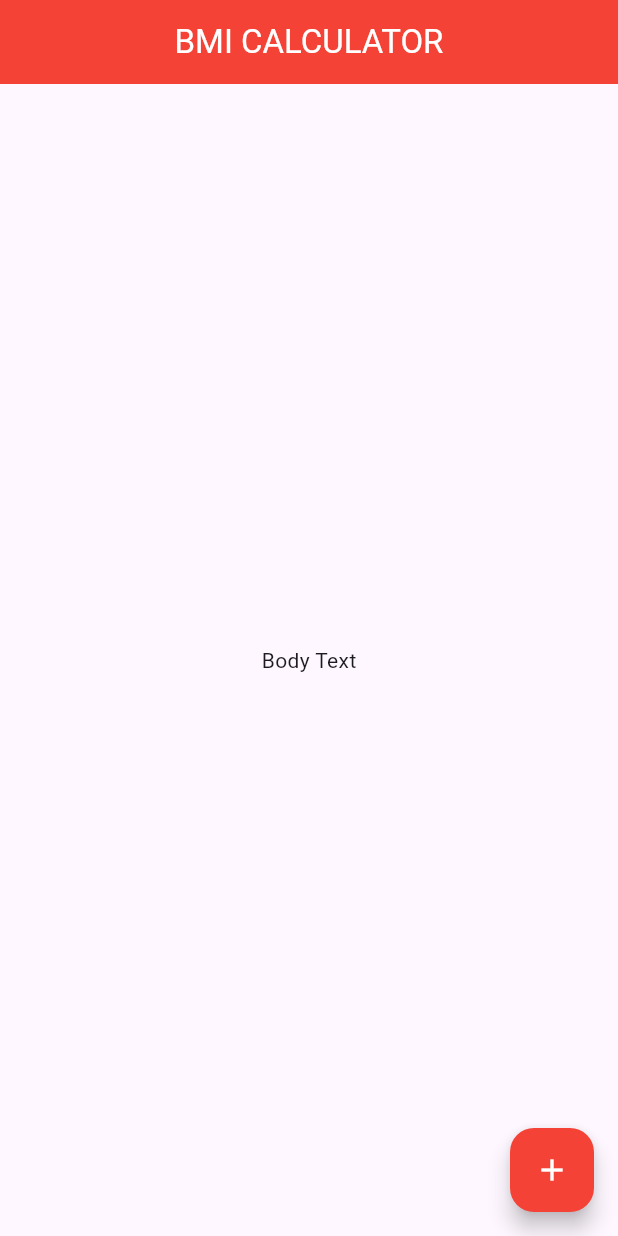
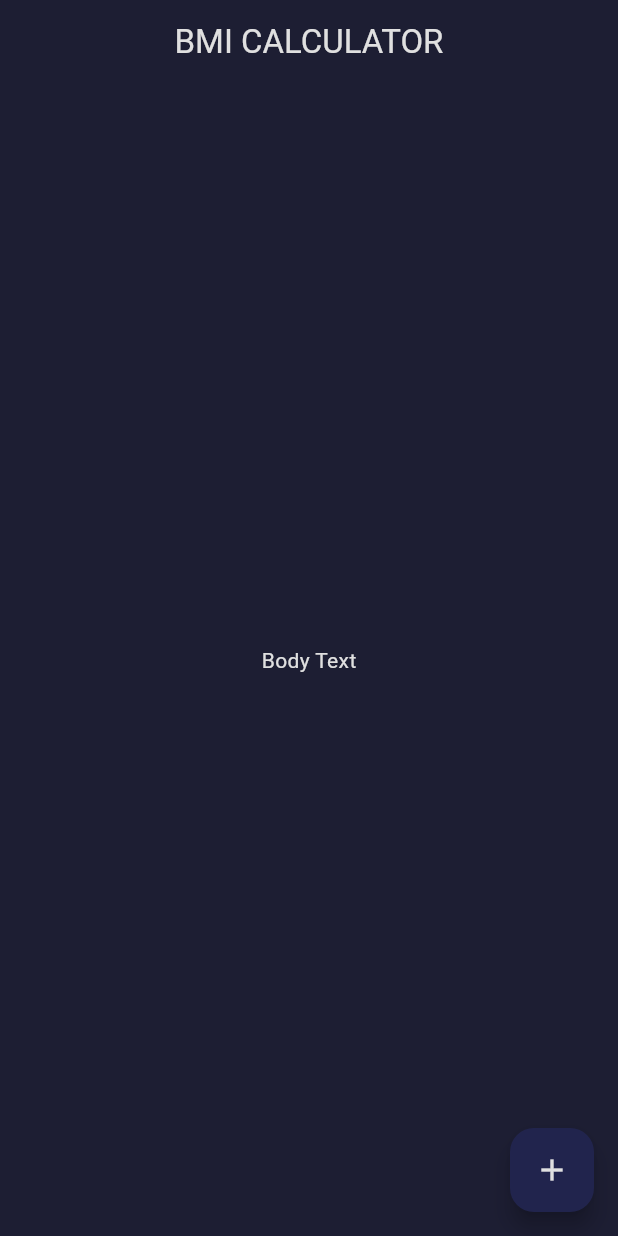
Before and after one commit to ChristianMC07/bmi_calculator, a Flutter app: the screen it shows after launch, on a phone screen of 412 x 824 dp. Run offline on Flutter 3.47's test engine with Material 3 defaults, Android fonts, the phone set to English and light mode, and no system bars.

Commit message:
defining the ThemeData of my theme

```diff
--- a/lib/main.dart
+++ b/lib/main.dart
@@ -7,21 +7,28 @@ class BMICalculator extends StatelessWidget {
 
   @override
   Widget build(BuildContext context) {
-    const Color themeBackgroundColor = Colors.red;
-    const Color themeForegroundColor = Colors.white;
+    const Color themeBackgroundColor = Color(0xFF0A0E21);
+    const Color themeForegroundColor = Color(0xFFE0E0E0);
     return MaterialApp(
-      home: InputPage(),
+      home: const InputPage(),
       theme: ThemeData(
-          primaryColor: Colors.red,
-          appBarTheme: const AppBarTheme(
-            backgroundColor: themeBackgroundColor,
-            centerTitle: true,
-            foregroundColor: themeForegroundColor,
-          ),
-          floatingActionButtonTheme: const FloatingActionButtonThemeData(
-            backgroundColor: themeBackgroundColor,
-            foregroundColor: themeForegroundColor,
-          )),
+        colorScheme: const ColorScheme(
+          background: themeBackgroundColor,
+          brightness: Brightness.light,
+          error: Colors.red,
+          onBackground: themeForegroundColor,
+          onError: themeForegroundColor,
+          primary: Color(0xFF21244d),
+          secondary: Colors.red,
+          surface: Color(0xFF1d1e33),
+          onPrimary: themeForegroundColor,
+          onSecondary: themeForegroundColor,
+          onSurface: themeForegroundColor,
+        ),
+        appBarTheme: const AppBarTheme(
+          centerTitle: true,
+        ),
+      ),
     );
   }
 }
```
